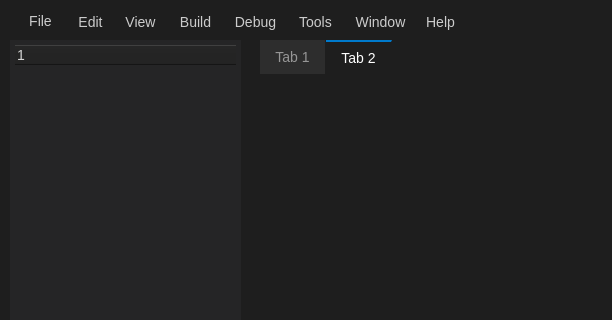
First picture: the form in FP-Compilers/mainwindow.ui, repository JuanMontoya888/FP-Compilers-I-and-II, before the edit; both pictures show x 0 to 612 and y 0 to 320 of the 800 by 600 pixel window.
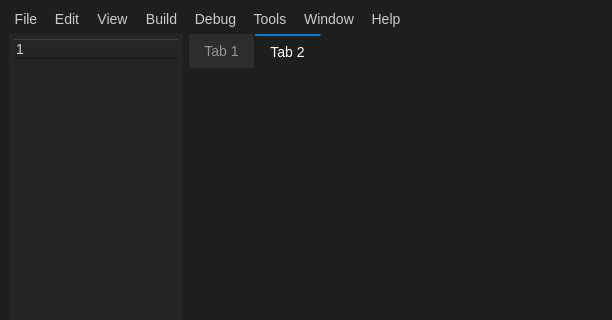
Second picture: the form after the edit.

Commit message: First screen was added ...

Diff of the .ui file:
```diff
--- a/FP-Compilers/mainwindow.ui
+++ b/FP-Compilers/mainwindow.ui
@@ -100,15 +100,9 @@
 }</string>
   </property>
   <widget class="QWidget" name="centralwidget">
+   <layout class="QGridLayout" name="gridLayout">
+    <item row="1" column="0" colspan="4">
    <widget class="QTreeWidget" name="treeWidget">
-    <property name="geometry">
-     <rect>
-      <x>10</x>
-      <y>40</y>
-      <width>231</width>
-      <height>541</height>
-     </rect>
-    </property>
     <property name="styleSheet">
      <string notr="true">QTreeWidget {
     background-color: #252526; 
@@ -130,15 +124,135 @@
      </property>
     </column>
    </widget>
+    </item>
+    <item row="0" column="6">
+     <widget class="QToolButton" name="toolButton_window">
+      <property name="styleSheet">
+       <string notr="true"/>
+      </property>
+      <property name="text">
+       <string>Window</string>
+      </property>
+     </widget>
+    </item>
+    <item row="0" column="2">
+     <widget class="QToolButton" name="toolButton_view">
+      <property name="styleSheet">
+       <string notr="true">QToolButton {
+    background-color: transparent;
+    color: #cccccc;
+    border: none;
+}
+QToolButton:hover {
+    background-color: #3e3e42;
+    border-radius: 3px;
+}</string>
+      </property>
+      <property name="text">
+       <string>View</string>
+      </property>
+     </widget>
+    </item>
+    <item row="0" column="1">
+     <widget class="QToolButton" name="toolButton_edit">
+      <property name="styleSheet">
+       <string notr="true">QToolButton {
+    background-color: transparent;
+    color: #cccccc;
+    border: none;
+}
+QToolButton:hover {
+    background-color: #3e3e42;
+    border-radius: 3px;
+}
+</string>
+      </property>
+      <property name="text">
+       <string>Edit</string>
+      </property>
+     </widget>
+    </item>
+    <item row="0" column="5">
+     <widget class="QToolButton" name="toolButton_tools">
+      <property name="styleSheet">
+       <string notr="true">QToolButton {
+    background-color: transparent;
+    color: #cccccc;
+    border: none;
+}
+QToolButton:hover {
+    background-color: #3e3e42;
+    border-radius: 3px;
+}</string>
+      </property>
+      <property name="text">
+       <string>Tools</string>
+      </property>
+     </widget>
+    </item>
+    <item row="0" column="7">
+     <widget class="QToolButton" name="toolButton_help">
+      <property name="text">
+       <string>Help</string>
+      </property>
+     </widget>
+    </item>
+    <item row="0" column="3">
+     <widget class="QToolButton" name="toolButton_build">
+      <property name="styleSheet">
+       <string notr="true">QToolButton {
+    background-color: transparent;
+    color: #cccccc;
+    border: none;
+}
+QToolButton:hover {
+    background-color: #3e3e42;
+    border-radius: 3px;
+}</string>
+      </property>
+      <property name="text">
+       <string>Build</string>
+      </property>
+     </widget>
+    </item>
+    <item row="0" column="0">
+     <widget class="QToolButton" name="toolButton_file">
+      <property name="styleSheet">
+       <string notr="true">QToolButton {
+    background-color: transparent;
+    color: #cccccc;
+    border: none;
+}
+QToolButton:hover {
+    background-color: #3e3e42;
+    border-radius: 3px;
+}</string>
+      </property>
+      <property name="text">
+       <string>File</string>
+      </property>
+     </widget>
+    </item>
+    <item row="0" column="4">
+     <widget class="QToolButton" name="toolButton_debug">
+      <property name="styleSheet">
+       <string notr="true">QToolButton {
+    background-color: transparent;
+    color: #cccccc;
+    border: none;
+}
+QToolButton:hover {
+    background-color: #3e3e42;
+    border-radius: 3px;
+}</string>
+      </property>
+      <property name="text">
+       <string>Debug</string>
+      </property>
+     </widget>
+    </item>
+    <item row="1" column="4" colspan="10">
    <widget class="QTabWidget" name="tabWidget">
-    <property name="geometry">
-     <rect>
-      <x>260</x>
-      <y>40</y>
-      <width>531</width>
-      <height>541</height>
-     </rect>
-    </property>
     <property name="styleSheet">
      <string notr="true">QTabWidget::pane { /* El marco del contenedor */
     border: none;
@@ -193,180 +307,8 @@
      </widget>
     </widget>
    </widget>
-   <widget class="QToolButton" name="toolButton_file">
-    <property name="geometry">
-     <rect>
-      <x>20</x>
-      <y>10</y>
-      <width>41</width>
-      <height>21</height>
-     </rect>
-    </property>
-    <property name="styleSheet">
-     <string notr="true">QToolButton {
-    background-color: transparent;
-    color: #cccccc;
-    border: none;
-}
-QToolButton:hover {
-    background-color: #3e3e42;
-    border-radius: 3px;
-}</string>
-    </property>
-    <property name="text">
-     <string>File</string>
-    </property>
-   </widget>
-   <widget class="QToolButton" name="toolButton_edit">
-    <property name="geometry">
-     <rect>
-      <x>70</x>
-      <y>10</y>
-      <width>41</width>
-      <height>23</height>
-     </rect>
-    </property>
-    <property name="styleSheet">
-     <string notr="true">QToolButton {
-    background-color: transparent;
-    color: #cccccc;
-    border: none;
-}
-QToolButton:hover {
-    background-color: #3e3e42;
-    border-radius: 3px;
-}
-</string>
-    </property>
-    <property name="text">
-     <string>Edit</string>
-    </property>
-   </widget>
-   <widget class="QToolButton" name="toolButton_view">
-    <property name="geometry">
-     <rect>
-      <x>120</x>
-      <y>10</y>
-      <width>41</width>
-      <height>23</height>
-     </rect>
-    </property>
-    <property name="styleSheet">
-     <string notr="true">QToolButton {
-    background-color: transparent;
-    color: #cccccc;
-    border: none;
-}
-QToolButton:hover {
-    background-color: #3e3e42;
-    border-radius: 3px;
-}</string>
-    </property>
-    <property name="text">
-     <string>View</string>
-    </property>
-   </widget>
-   <widget class="QToolButton" name="toolButton_build">
-    <property name="geometry">
-     <rect>
-      <x>170</x>
-      <y>10</y>
-      <width>51</width>
-      <height>23</height>
-     </rect>
-    </property>
-    <property name="styleSheet">
-     <string notr="true">QToolButton {
-    background-color: transparent;
-    color: #cccccc;
-    border: none;
-}
-QToolButton:hover {
-    background-color: #3e3e42;
-    border-radius: 3px;
-}</string>
-    </property>
-    <property name="text">
-     <string>Build</string>
-    </property>
-   </widget>
-   <widget class="QToolButton" name="toolButton_debug">
-    <property name="geometry">
-     <rect>
-      <x>230</x>
-      <y>10</y>
-      <width>51</width>
-      <height>23</height>
-     </rect>
-    </property>
-    <property name="styleSheet">
-     <string notr="true">QToolButton {
-    background-color: transparent;
-    color: #cccccc;
-    border: none;
-}
-QToolButton:hover {
-    background-color: #3e3e42;
-    border-radius: 3px;
-}</string>
-    </property>
-    <property name="text">
-     <string>Debug</string>
-    </property>
-   </widget>
-   <widget class="QToolButton" name="toolButton_tools">
-    <property name="geometry">
-     <rect>
-      <x>290</x>
-      <y>10</y>
-      <width>51</width>
-      <height>23</height>
-     </rect>
-    </property>
-    <property name="styleSheet">
-     <string notr="true">QToolButton {
-    background-color: transparent;
-    color: #cccccc;
-    border: none;
-}
-QToolButton:hover {
-    background-color: #3e3e42;
-    border-radius: 3px;
-}</string>
-    </property>
-    <property name="text">
-     <string>Tools</string>
-    </property>
-   </widget>
-   <widget class="QToolButton" name="toolButton_window">
-    <property name="geometry">
-     <rect>
-      <x>350</x>
-      <y>10</y>
-      <width>61</width>
-      <height>23</height>
-     </rect>
-    </property>
-    <property name="styleSheet">
-     <string notr="true"/>
-    </property>
-    <property name="text">
-     <string>Window</string>
-    </property>
-   </widget>
-   <widget class="QToolButton" name="toolButton_help">
-    <property name="geometry">
-     <rect>
-      <x>420</x>
-      <y>10</y>
-      <width>41</width>
-      <height>23</height>
-     </rect>
-    </property>
-    <property name="text">
-     <string>Help</string>
-    </property>
-   </widget>
+    </item>
+   </layout>
   </widget>
  </widget>
  <resources/>
```
Lines whose indentation alone changed are shown as unchanged.
